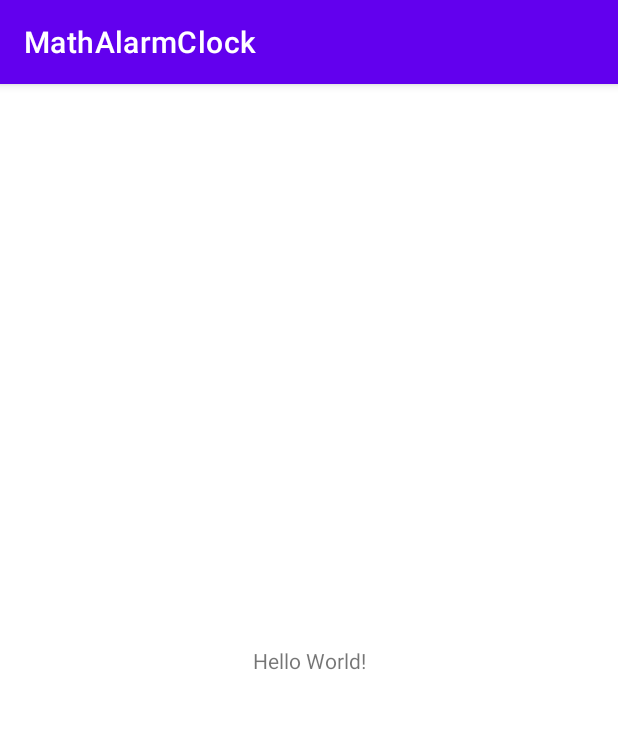
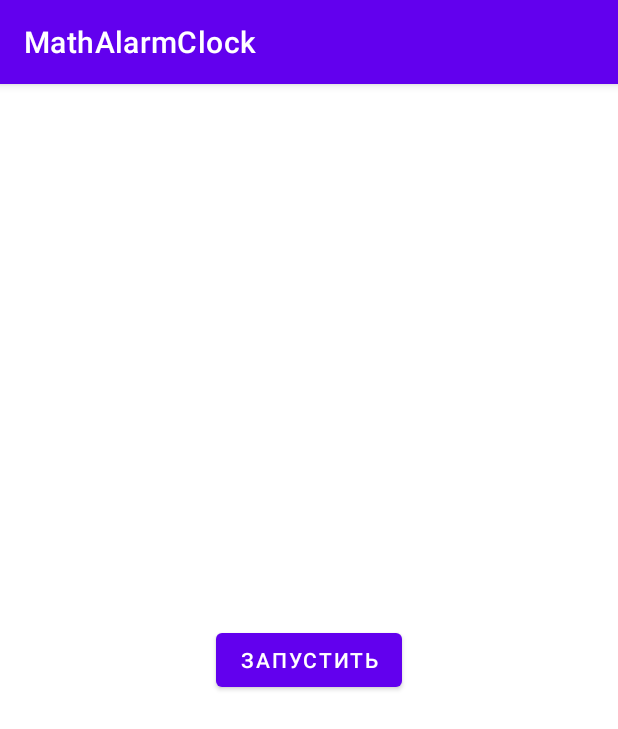
Before and after one commit to zhirnoov/MathAlarmClock, an Android app: the screen it shows after launch (MainActivity), on a phone screen of 412 x 824 dp. Shown: the top 729 px of the screen. Run offline under Robolectric (Android 15) with nearby library versions, the light colour scheme and no system bars.

Commit message:
try simple alarm manager call

```diff
--- a/app/src/main/AndroidManifest.xml
+++ b/app/src/main/AndroidManifest.xml
@@ -3,6 +3,7 @@
     xmlns:tools="http://schemas.android.com/tools"
     package="com.github.phantom_nosferatu">
 
+    <uses-permission android:name="android.permission.SCHEDULE_EXACT_ALARM" />
     <application
         android:allowBackup="true"
         android:dataExtractionRules="@xml/data_extraction_rules"
@@ -22,6 +23,8 @@
                 <category android:name="android.intent.category.LAUNCHER" />
             </intent-filter>
         </activity>
+
+        <receiver android:name=".AlarmReceiver"/>
     </application>
 
 </manifest>
--- a/app/src/main/java/com/github/phantom_nosferatu/MainActivity.kt
+++ b/app/src/main/java/com/github/phantom_nosferatu/MainActivity.kt
@@ -4,18 +4,26 @@ import android.app.AlarmManager
 import android.app.PendingIntent
 import android.content.Context
 import android.content.Intent
+import android.os.Bundle
+import android.util.Log
+import android.widget.Button
 import androidx.appcompat.app.AppCompatActivity
-import android.os.Bundle
+import java.util.*
 
-lateinit var alarmManager : AlarmManager
-lateinit var pendingIntent : PendingIntent
+lateinit var alarmManager: AlarmManager
 
 class MainActivity : AppCompatActivity() {
     override fun onCreate(savedInstanceState: Bundle?) {
         super.onCreate(savedInstanceState)
         setContentView(R.layout.activity_main)
-       alarmManager = getSystemService(Context.ALARM_SERVICE) as AlarmManager
+        alarmManager = getSystemService(Context.ALARM_SERVICE) as AlarmManager
+        val receiver = Intent(this, AlarmReceiver::class.java)
+        val pendingIntent = PendingIntent.getBroadcast(this, 0, receiver, PendingIntent.FLAG_UPDATE_CURRENT)
+        val alarmButton = findViewById<Button>(R.id.btn_alarm)
 
-
+        alarmButton.setOnClickListener {
+            Log.d("MainActivity", "Create ${Date()}")
+            alarmManager.setAlarmClock(AlarmManager.AlarmClockInfo(System.currentTimeMillis() + 10000, pendingIntent), pendingIntent)
+        }
     }
 }
--- a/app/src/main/res/layout/activity_main.xml
+++ b/app/src/main/res/layout/activity_main.xml
@@ -6,13 +6,14 @@
     android:layout_height="match_parent"
     tools:context=".MainActivity">
 
-    <TextView
-        android:layout_width="wrap_content"
-        android:layout_height="wrap_content"
-        android:text="Hello World!"
+
+    <Button
+        android:id="@+id/btn_alarm"
+        android:text="Запустить"
         app:layout_constraintBottom_toBottomOf="parent"
         app:layout_constraintEnd_toEndOf="parent"
         app:layout_constraintStart_toStartOf="parent"
-        app:layout_constraintTop_toTopOf="parent" />
-
+        app:layout_constraintTop_toTopOf="parent"
+        android:layout_height="wrap_content"
+        android:layout_width="wrap_content"/>
 </androidx.constraintlayout.widget.ConstraintLayout>
```
